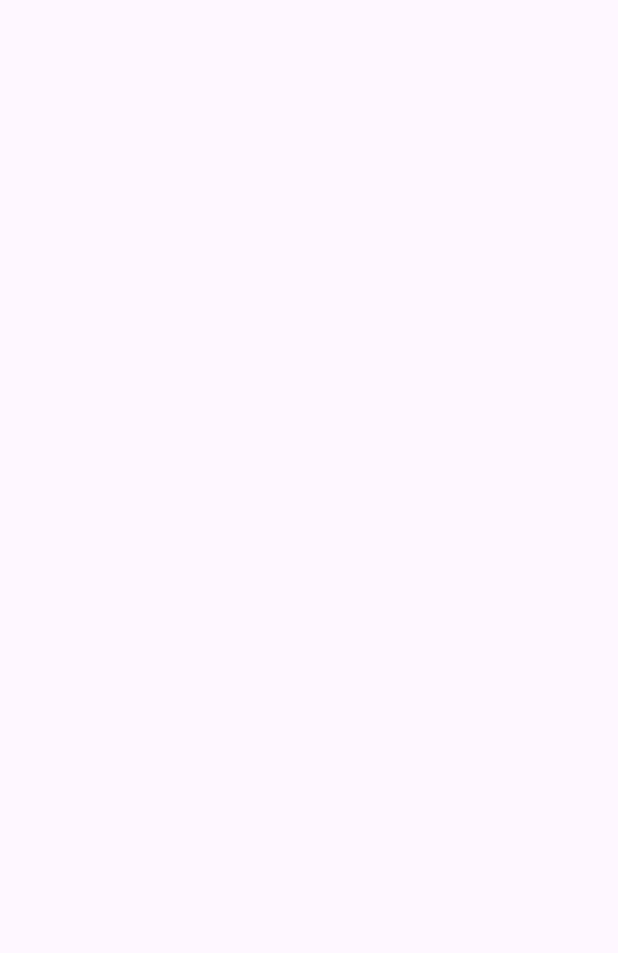
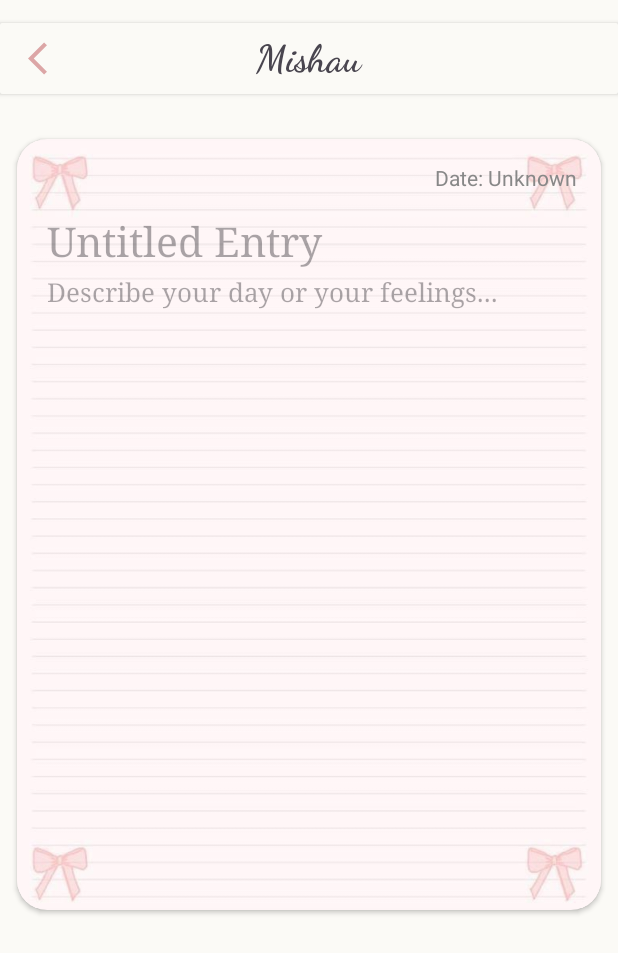
Before and after one commit to PorpleRuby/journal, an Android app: the EntryDetailActivity screen opened directly, with no data from a screen before it, on a phone screen of 412 x 824 dp. Before the commit the part shown is empty. Shown: the top 953 px of the screen. Run offline under Robolectric (Android 15) with nearby library versions, the phone set to English and light mode, and no system bars; our stand-ins replace Firebase (no records; nobody signed in at launch, a user with empty details on screens opened directly).

Commit message:
date format in entry details fixed

```diff
--- a/app/src/main/java/com/example/journal/EntryDetailActivity.kt
+++ b/app/src/main/java/com/example/journal/EntryDetailActivity.kt
@@ -2,41 +2,65 @@ package com.example.journal
 
 import android.os.Bundle
 import android.util.Log
+import android.widget.ImageView
 import android.widget.TextView
 import androidx.activity.enableEdgeToEdge
 import androidx.appcompat.app.AppCompatActivity
 import androidx.core.view.ViewCompat
 import androidx.core.view.WindowInsetsCompat
 import com.google.firebase.firestore.FirebaseFirestore
+import java.time.LocalDateTime
+import java.time.format.DateTimeFormatter
+import java.time.format.DateTimeParseException
 
 class EntryDetailActivity : AppCompatActivity() {
     private val conn = FirebaseFirestore.getInstance()
+
     override fun onCreate(savedInstanceState: Bundle?) {
         super.onCreate(savedInstanceState)
         enableEdgeToEdge()
         setContentView(R.layout.activity_entry_detail)
+
+        // Adjust system bars
         ViewCompat.setOnApplyWindowInsetsListener(findViewById(R.id.main)) { v, insets ->
             val systemBars = insets.getInsets(WindowInsetsCompat.Type.systemBars())
             v.setPadding(systemBars.left, systemBars.top, systemBars.right, systemBars.bottom)
             insets
         }
-        // Get the record ID from the Intent
+
+        // Back button functionality (if needed)
+        val backBtn: ImageView = findViewById(R.id.back_detail_btn)
+
         // Get the record ID from the Intent
         val recordId = intent.getStringExtra("recordId")
-        if (recordId == null || recordId.isEmpty()) {
+        if (recordId.isNullOrEmpty()) {
             Log.e("EntryDetailActivity", "Record ID is null or empty")
             return
         }
 
-// Fetch the specific record from Firestore
-        val conn = FirebaseFirestore.getInstance()
+        // Fetch the specific record from Firestore
         conn.collection("journal_entries").document(recordId)
             .get()
             .addOnSuccessListener { document ->
                 if (document != null && document.exists()) {
                     findViewById<TextView>(R.id.detail_title).text = document.getString("title") ?: "Untitled"
                     findViewById<TextView>(R.id.detail_content).text = document.getString("journal_entry") ?: "No Content"
-                    findViewById<TextView>(R.id.detail_date).text = document.getString("created_at") ?: "No Date Provided"
+
+                    val createdAt = document.getString("created_at")
+                    val lblDate: TextView = findViewById(R.id.detail_date) // Fix for TextView reference
+
+                    if (!createdAt.isNullOrEmpty()) {
+                        try {
+                            // Parse the date string and format it
+                            val createdDate = LocalDateTime.parse(createdAt, DateTimeFormatter.ISO_LOCAL_DATE_TIME)
+                            lblDate.text = createdDate.format(DateTimeFormatter.ofPattern("MMM dd, hh:mm a"))
+                        } catch (e: DateTimeParseException) {
+                            lblDate.text = "Invalid Date"
+                            Log.e("DEBUG", "Date parsing error: ${e.message}")
+                        }
+                    } else {
+                        lblDate.text = "No Date Provided"
+                    }
                 } else {
                     Log.e("EntryDetailActivity", "Document does not exist")
                     findViewById<TextView>(R.id.detail_title).text = "Record Not Found"
--- a/app/src/main/res/layout/activity_entry_detail.xml
+++ b/app/src/main/res/layout/activity_entry_detail.xml
@@ -5,36 +5,118 @@
     android:id="@+id/main"
     android:layout_width="match_parent"
     android:layout_height="match_parent"
-    android:padding="16dp"
     tools:context=".EntryDetailActivity">
 
-    <TextView
-        android:id="@+id/detail_title"
-        android:layout_width="wrap_content"
-        android:layout_height="wrap_content"
-        android:textSize="24sp"
-        android:textStyle="bold"
+    <ScrollView
+        android:id="@+id/scroll_detail"
+        android:layout_width="match_parent"
+        android:layout_height="match_parent"
+        android:background="#FAF9F5"
+        app:layout_constraintEnd_toEndOf="parent"
         app:layout_constraintStart_toStartOf="parent"
-        app:layout_constraintTop_toTopOf="parent" />
+        app:layout_constraintTop_toTopOf="parent">
 
-    <TextView
-        android:id="@+id/detail_date"
-        android:layout_width="wrap_content"
-        android:layout_height="wrap_content"
-        android:layout_marginTop="8dp"
-        app:layout_constraintStart_toStartOf="parent"
-        app:layout_constraintTop_toBottomOf="@id/detail_title" />
+        <LinearLayout
+            android:id="@+id/linearLayout"
+            android:layout_width="match_parent"
+            android:layout_height="match_parent"
+            android:background="#FBFAF6"
+            android:orientation="vertical">
 
-    <ScrollView
-        android:layout_width="match_parent"
-        android:layout_height="0dp"
-        app:layout_constraintBottom_toBottomOf="parent"
-        app:layout_constraintTop_toBottomOf="@id/detail_date">
+            <androidx.cardview.widget.CardView
+                android:layout_width="match_parent"
+                android:layout_height="47dp"
+                android:layout_marginTop="15dp"
+                android:background="#FBFAF6">
 
-        <TextView
-            android:id="@+id/detail_content"
-            android:layout_width="match_parent"
-            android:layout_height="wrap_content"
-            android:textSize="16sp" />
+                <LinearLayout
+                    android:layout_width="match_parent"
+                    android:layout_height="match_parent"
+                    android:background="#FBFAF6"
+                    android:orientation="horizontal">
+
+                    <ImageView
+                        android:id="@+id/back_detail_btn"
+                        android:layout_width="0dp"
+                        android:layout_height="26dp"
+                        android:layout_gravity="center"
+                        android:layout_weight="1"
+                        app:srcCompat="@drawable/baseline_arrow_back_ios_24" />
+
+                    <TextView
+                        android:id="@+id/detailAppTitle"
+                        android:layout_width="221dp"
+                        android:layout_height="match_parent"
+                        android:layout_weight="1"
+                        android:fontFamily="cursive"
+                        android:gravity="center"
+                        android:text="Mishau"
+                        android:textSize="25sp"
+                        android:textStyle="bold" />
+
+                    <Space
+                        android:layout_width="wrap_content"
+                        android:layout_height="14dp"
+                        android:layout_weight="1" />
+                </LinearLayout>
+            </androidx.cardview.widget.CardView>
+
+            <androidx.cardview.widget.CardView
+                android:layout_width="389dp"
+                android:layout_height="514dp"
+                android:layout_gravity="center_horizontal"
+                android:layout_marginHorizontal="5dp"
+                android:layout_marginVertical="30dp"
+                android:background="#FEF5F6"
+                android:backgroundTint="#FEF5F6"
+                android:foregroundGravity="center_horizontal"
+                app:cardCornerRadius="20dp">
+
+                <ImageView
+                    android:id="@+id/imageView4"
+                    android:layout_width="wrap_content"
+                    android:layout_height="wrap_content"
+                    app:srcCompat="@drawable/paper" />
+
+                <TextView
+                    android:id="@+id/detail_title"
+                    android:layout_width="371dp"
+                    android:layout_height="wrap_content"
+                    android:layout_gravity="left"
+                    android:layout_marginLeft="20dp"
+                    android:layout_marginTop="50dp"
+                    android:fontFamily="serif"
+                    android:gravity="start|top"
+                    android:hint="Untitled Entry"
+                    android:textColor="#2E3D40"
+                    android:textSize="27sp" />
+
+                <TextView
+                    android:id="@+id/detail_content"
+                    android:layout_width="368dp"
+                    android:layout_height="342dp"
+                    android:layout_gravity="left"
+                    android:layout_marginLeft="20dp"
+                    android:layout_marginTop="90dp"
+                    android:fontFamily="serif"
+                    android:gravity="start|top"
+                    android:hint="Describe your day or your feelings..."
+                    android:textColor="#2E3D40"
+                    android:textSize="17sp" />
+
+                <TextView
+                    android:id="@+id/detail_date"
+                    android:layout_width="wrap_content"
+                    android:layout_height="wrap_content"
+                    android:layout_gravity="end"
+                    android:layout_margin="16dp"
+                    android:fontFamily="sans-serif"
+                    android:gravity="end"
+                    android:text="Date: Unknown"
+                    android:textColor="#888888"
+                    android:textSize="14sp" />
+            </androidx.cardview.widget.CardView>
+        </LinearLayout>
     </ScrollView>
+
 </androidx.constraintlayout.widget.ConstraintLayout>
--- a/app/src/main/res/layout/activity_entry_form.xml
+++ b/app/src/main/res/layout/activity_entry_form.xml
@@ -26,7 +26,7 @@
             <androidx.cardview.widget.CardView
                 android:layout_width="match_parent"
                 android:layout_height="47dp"
-                android:layout_marginTop="20dp"
+                android:layout_marginTop="15dp"
                 android:background="#FBFAF6">
 
                 <LinearLayout
```
